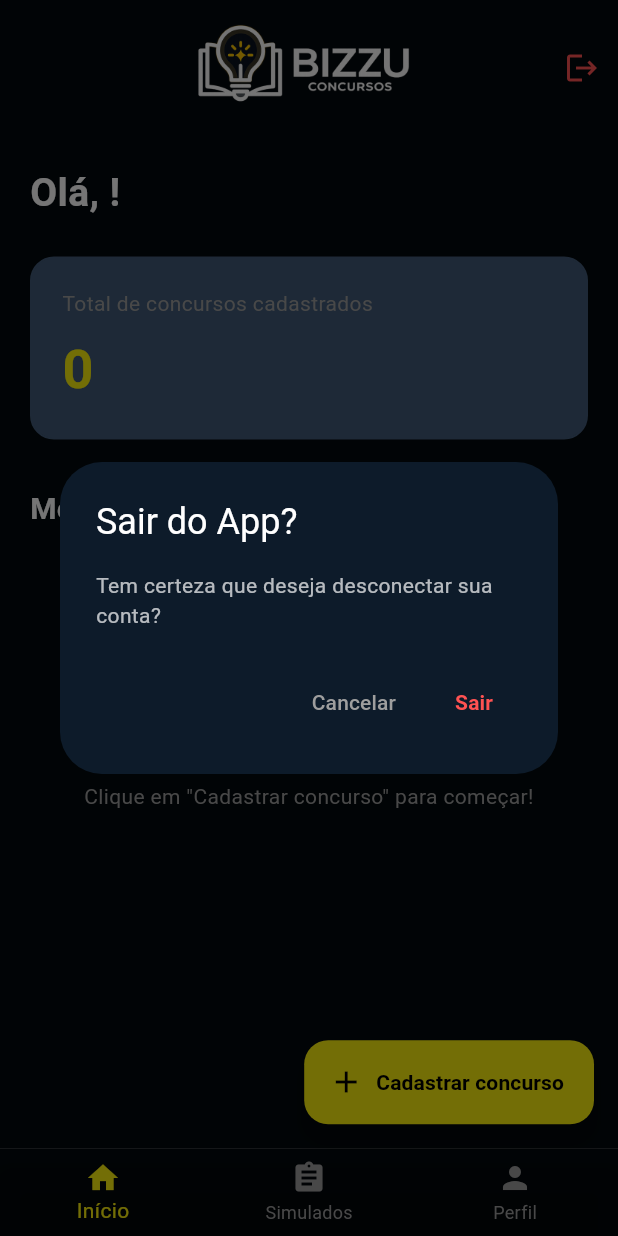
After one commit to thiagocosta870/bizzu_concursos, a Flutter app: the HomeView screen opened directly, after a tap on the "logout" icon, on a phone screen of 412 x 824 dp. The commit adds this screen. Run offline on Flutter 3.47's test engine with Material 3 defaults, Android fonts, the phone set to English and light mode, and no system bars; our stand-ins replace cloud_firestore, firebase_auth, firebase_core, google_sign_in; missing offline and left inert: flutter_facebook_auth; accounts and stored records are empty; generated files the repository leaves out were written again.

Commit message:
Tela home finalizada*

```diff
--- /dev/null
+++ b/lib/views/home_view.dart
@@ -0,0 +1,229 @@
+import 'package:flutter/material.dart';
+import 'package:firebase_auth/firebase_auth.dart';
+import 'package:bizzu_concursos/views/bem_vindo_view.dart';
+import 'package:bizzu_concursos/views/widgets/card_concurso.dart';
+
+class HomeView extends StatefulWidget {
+  const HomeView({super.key});
+
+  @override
+  State<HomeView> createState() => _HomeViewState();
+}
+
+class _HomeViewState extends State<HomeView> {
+  int _indiceAtual = 0;
+  final usuario = FirebaseAuth.instance.currentUser;
+
+
+  List<Map<String, String>> meusConcursos = [];
+
+  Future<void> _deslogar() async {
+    final confirmar = await showDialog<bool>(
+      context: context,
+      builder: (context) => AlertDialog(
+        backgroundColor: const Color(0xFF0D1B2A),
+        title: const Text(
+          'Sair do App?',
+          style: TextStyle(color: Colors.white),
+        ),
+        content: const Text(
+          'Tem certeza que deseja desconectar sua conta?',
+          style: TextStyle(color: Colors.white70),
+        ),
+        actions: [
+          TextButton(
+            onPressed: () => Navigator.pop(context, false),
+            child: const Text('Cancelar', style: TextStyle(color: Colors.grey)),
+          ),
+          TextButton(
+            onPressed: () => Navigator.pop(context, true),
+            child: const Text(
+              'Sair',
+              style: TextStyle(
+                color: Colors.redAccent,
+                fontWeight: FontWeight.bold,
+              ),
+            ),
+          ),
+        ],
+      ),
+    );
+
+    if (confirmar == true) {
+      await FirebaseAuth.instance.signOut();
+      if (!mounted) return;
+
+      Navigator.pushAndRemoveUntil(
+        context,
+        MaterialPageRoute(builder: (context) => const BemVindoView()),
+        (route) => false,
+      );
+    }
+  }
+
+  Widget _buildAbaInicio() {
+    String nomeExibicao = usuario?.email?.split('@').first ?? 'Estudante';
+    nomeExibicao = nomeExibicao.isNotEmpty
+        ? '${nomeExibicao[0].toUpperCase()}${nomeExibicao.substring(1)}'
+        : nomeExibicao;
+
+    return ListView(
+      padding: const EdgeInsets.all(20.0),
+      children: [
+        Text(
+          'Olá, $nomeExibicao!',
+          style: const TextStyle(
+            color: Colors.white,
+            fontSize: 26,
+            fontWeight: FontWeight.bold,
+          ),
+        ),
+        const SizedBox(height: 24),
+
+        Container(
+          padding: const EdgeInsets.all(20),
+          decoration: BoxDecoration(
+            color: const Color(0xFF415A77),
+            borderRadius: BorderRadius.circular(16),
+            border: Border.all(color: const Color(0xFF415A77), width: 1.5),
+          ),
+          child: Column(
+            crossAxisAlignment: CrossAxisAlignment.start,
+            children: [
+              const Text(
+                'Total de concursos cadastrados',
+                style: TextStyle(color: Colors.grey, fontSize: 14),
+              ),
+              const SizedBox(height: 8),
+              Text(
+                '${meusConcursos.length}',
+                style: const TextStyle(
+                  color: Color.fromARGB(255, 251, 239, 12),
+                  fontSize: 36,
+                  fontWeight: FontWeight.bold,
+                ),
+              ),
+            ],
+          ),
+        ),
+        const SizedBox(height: 32),
+
+        const Text(
+          'Meus Concursos',
+          style: TextStyle(
+            color: Colors.white,
+            fontSize: 20,
+            fontWeight: FontWeight.bold,
+          ),
+        ),
+        const SizedBox(height: 16),
+
+        if (meusConcursos.isEmpty)
+          Padding(
+            padding: const EdgeInsets.only(top: 40.0),
+            child: Column(
+              children: [
+                Icon(Icons.assignment_add, size: 64, color: Colors.grey.withOpacity(0.4)),
+                const SizedBox(height: 16),
+                const Text(
+                  'Você ainda não possui concursos.',
+                  style: TextStyle(color: Colors.white70, fontSize: 16),
+                ),
+                const SizedBox(height: 8),
+                const Text(
+                  'Clique em "Cadastrar concurso" para começar!',
+                  style: TextStyle(color: Colors.grey, fontSize: 14),
+                  textAlign: TextAlign.center,
+                ),
+              ],
+            ),
+          )
+        else
+          ...meusConcursos.map((concurso) => CardConcurso(
+                nome: concurso['nome']!,
+                data: concurso['data']!,
+                cargo: concurso['cargo']!,
+                onEditar: () {},
+                onExcluir: () {},
+                onAbrir: () {},
+              )).toList(),
+
+        const SizedBox(height: 80),
+      ],
+    );
+  }
+
+  @override
+  Widget build(BuildContext context) {
+    return Scaffold(
+      backgroundColor: const Color(0xFF02080C),
+      appBar: AppBar(
+        automaticallyImplyLeading: false,
+        toolbarHeight: 90,
+        backgroundColor: Colors.transparent,
+        elevation: 0,
+        centerTitle: true,
+        title: Image.asset(
+          'assets/images/logo_horizontal.png',
+          height: 160,
+          width: 190,
+          fit: BoxFit.contain,
+        ),
+        actions: [
+          IconButton(
+            icon: const Icon(Icons.logout, color: Colors.redAccent),
+            onPressed: _deslogar,
+            tooltip: 'Sair da conta',
+          ),
+        ],
+      ),
+      body: _indiceAtual == 0
+          ? _buildAbaInicio()
+          : const Center(
+              child: Text(
+                'Em construção 🚧',
+                style: TextStyle(color: Colors.white, fontSize: 18),
+              ),
+            ),
+      floatingActionButton: _indiceAtual == 0
+          ? FloatingActionButton.extended(
+              onPressed: () {},
+              backgroundColor: const Color.fromARGB(255, 251, 239, 12),
+              icon: const Icon(Icons.add, color: Colors.black),
+              label: const Text(
+                'Cadastrar concurso',
+                style: TextStyle(
+                  color: Colors.black,
+                  fontWeight: FontWeight.bold,
+                ),
+              ),
+            )
+          : null,
+      bottomNavigationBar: Container(
+        decoration: const BoxDecoration(
+          border: Border(top: BorderSide(color: Colors.white24, width: 0.5)),
+        ),
+        child: BottomNavigationBar(
+          backgroundColor: Colors.transparent,
+          selectedItemColor: const Color.fromARGB(255, 251, 239, 12),
+          unselectedItemColor: Colors.grey,
+          currentIndex: _indiceAtual,
+          type: BottomNavigationBarType.fixed,
+          onTap: (indice) {
+            setState(() {
+              _indiceAtual = indice;
+            });
+          },
+          items: const [
+            BottomNavigationBarItem(icon: Icon(Icons.home), label: 'Início'),
+            BottomNavigationBarItem(
+              icon: Icon(Icons.assignment),
+              label: 'Simulados',
+            ),
+            BottomNavigationBarItem(icon: Icon(Icons.person), label: 'Perfil'),
+          ],
+        ),
+      ),
+    );
+  }
+}
--- a/lib/views/login_view.dart
+++ b/lib/views/login_view.dart
@@ -115,7 +115,7 @@ class _LoginViewState extends State<LoginView> {
                             child: TextButton(
                               onPressed: () {},
                               style: TextButton.styleFrom(
-                                padding: EdgeInsets.all(5),
+                                padding: const EdgeInsets.all(5),
                               ),
                               child: const Text(
                                 'Esqueceu a senha?',
@@ -165,7 +165,6 @@ class _LoginViewState extends State<LoginView> {
                           ),
                           const SizedBox(height: 24),
 
-                          // Componente 4: Botões Sociais
                           Row(
                             mainAxisAlignment: MainAxisAlignment.center,
                             children: [
@@ -200,7 +199,6 @@ class _LoginViewState extends State<LoginView> {
               );
             },
           ),
-
           if (_isLoading)
             Container(
               color: Colors.black.withOpacity(0.6),
```
Also changed, not shown: lib/controllers/home_controller.dart (added, +21 -0 lines), lib/controllers/login_controller.dart (+30 -10 lines), lib/models/concurso_model.dart (added, +30 -0 lines), lib/models/repositories/concurso_repository.dart (added, +23 -0 lines), lib/views/widgets/card_concurso.dart (added, +106 -0 lines), assets/images/logo_horizontal.png (added).
